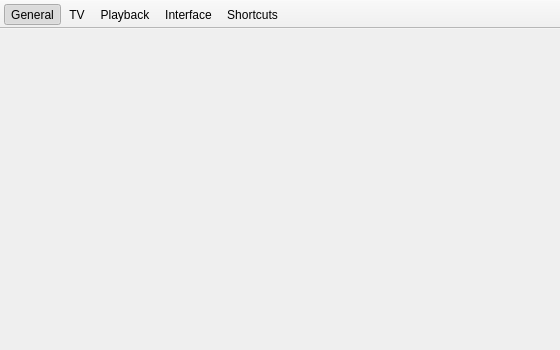
ntadej/tano, file src/settings/widgets/SettingsDialog.ui: the form before one commit.
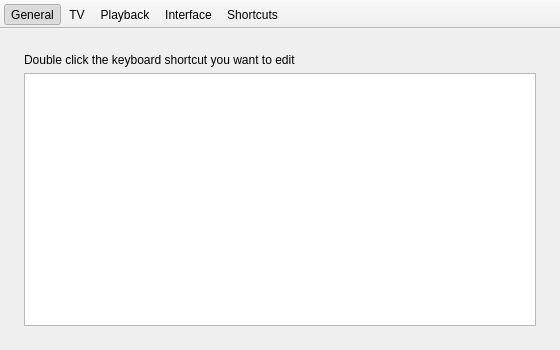
The form after the commit. The open tabs and pages were chosen to show the change. Icons and pictures are not drawn. Custom widgets are drawn as their Qt base class.

Commit message: Update keyboard shortcuts editing

Patch:
```diff
--- a/src/settings/widgets/SettingsDialog.ui
+++ b/src/settings/widgets/SettingsDialog.ui
@@ -179,10 +179,29 @@
         <property name="bottomMargin">
          <number>24</number>
         </property>
-        <item row="0" column="0">
+        <item row="1" column="0" colspan="2">
+         <widget class="QTreeView" name="shortcutsView">
+          <property name="showDropIndicator" stdset="0">
+           <bool>false</bool>
+          </property>
+          <property name="indentation">
+           <number>0</number>
+          </property>
+          <property name="itemsExpandable">
+           <bool>false</bool>
+          </property>
+          <property name="headerHidden">
+           <bool>true</bool>
+          </property>
+         </widget>
+        </item>
+        <item row="0" column="0" colspan="2">
          <widget class="QLabel" name="labelShortcuts">
           <property name="text">
-           <string/>
+           <string>Double click the keyboard shortcut you want to edit</string>
+          </property>
+          <property name="wordWrap">
+           <bool>true</bool>
           </property>
          </widget>
         </item>
```
The commit also changes 20 other files.
